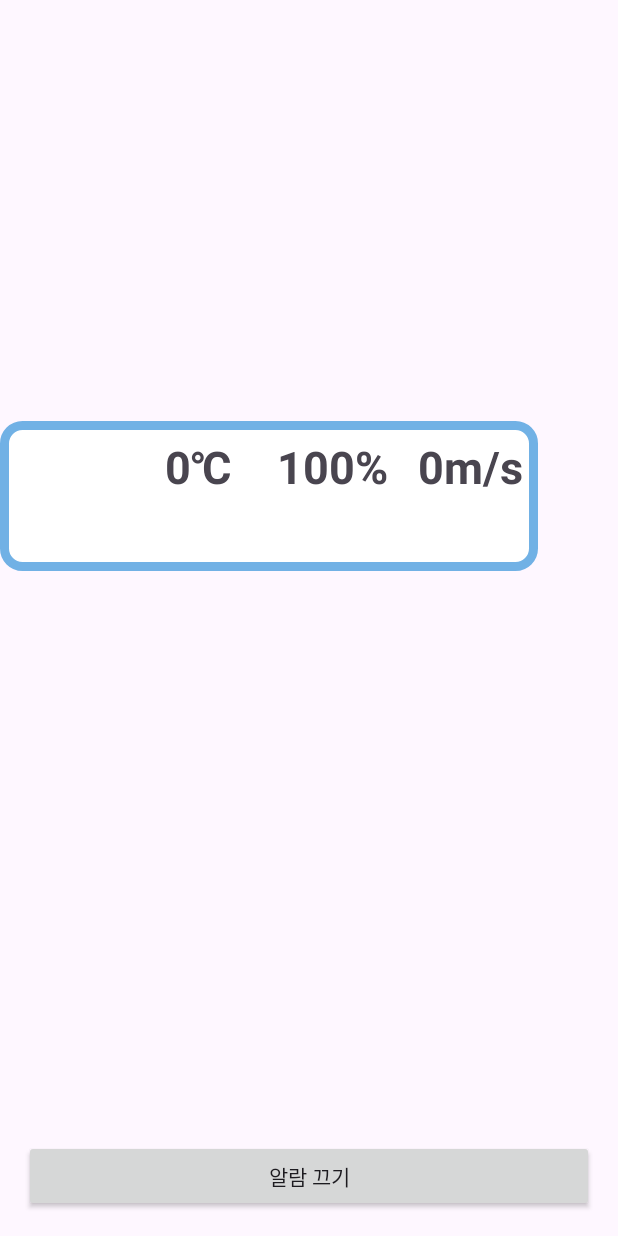
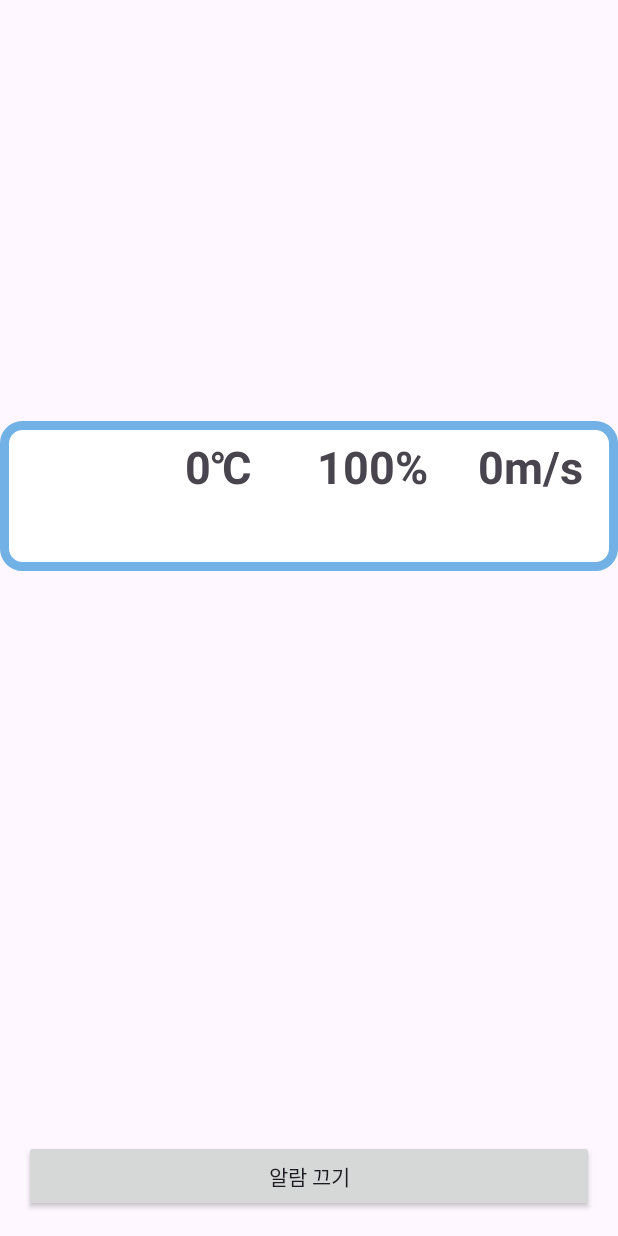
Before and after one commit to qjatn0521/KWOpenSource10Team, an Android app: the FragAlarmCalled screen opened directly, with no data from a screen before it, on a phone screen of 412 x 824 dp. Run offline under Robolectric (Android 15) with nearby library versions, the phone set to English and light mode, and no system bars; our stand-ins replace Room's generated code; network calls fail; 5 statements that could not run were skipped.

Commit message:
[Design] 전체적인 디자인 수정

```diff
--- a/app/src/main/java/com/example/myapplication/alarm/FragAlarmCalled.java
+++ b/app/src/main/java/com/example/myapplication/alarm/FragAlarmCalled.java
@@ -94,7 +94,7 @@ public class FragAlarmCalled extends Activity {
 
         //스포츠 일정 불러오기
         sportsRv = findViewById(R.id.alarm_sports_rv);
-        //new QueryDatabaseTask().execute();
+        new QueryDatabaseTask().execute();
 
         TextView tmp = findViewById(R.id.weatherAlarmTMP);
         TextView reh = findViewById(R.id.weatherAlarmREHText);
--- a/app/src/main/res/layout/frag_alarm_called.xml
+++ b/app/src/main/res/layout/frag_alarm_called.xml
@@ -15,7 +15,7 @@
         android:text="오전 10:00" />
 
     <LinearLayout
-        android:layout_width="wrap_content"
+        android:layout_width="match_parent"
         android:layout_height="100dp"
         android:layout_marginTop="200dp"
         android:orientation="horizontal"
```
Also changed, not shown: app/src/main/java/com/example/myapplication/weather/api/UltraSrtNcstAPI.java (line endings or trailing spaces).
